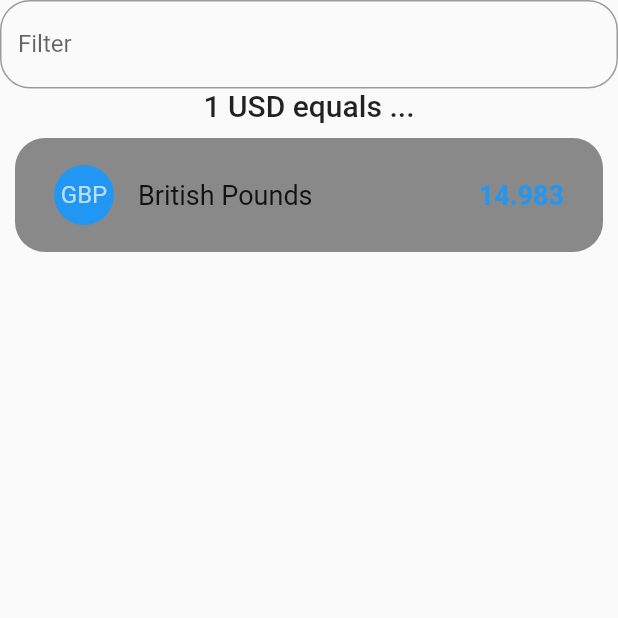
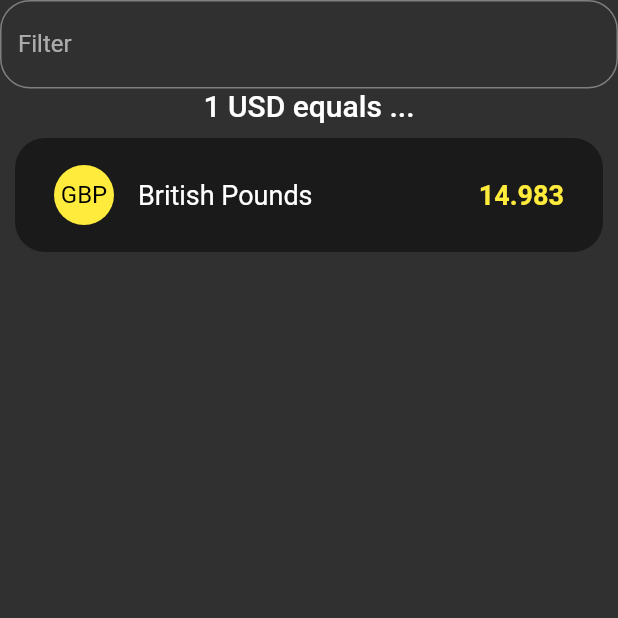
Before and after one commit to r100-stack/Flutter-Weekly-Series-5-Currency-Exchanger-App, a Flutter app: the screen it shows after launch, on a phone screen of 412 x 824 dp, the top half of it. Run offline on Flutter 3.47's test engine with Material 2 defaults, Android fonts, the phone set to English and light mode, and no system bars.

Commit message:
Added TODOs 14 and 15

```diff
--- a/lib/main.dart
+++ b/lib/main.dart
@@ -12,8 +12,8 @@ class MyApp extends StatelessWidget {
   @override
   Widget build(BuildContext context) {
     return MaterialApp(
-        title: 'Flutter Demo',
-        theme: ThemeData(
+      title: 'Flutter Demo',
+      theme: ThemeData(
           // This is the theme of your application.
           //
           // Try running your application with "flutter run". You'll see the
@@ -24,8 +24,11 @@ class MyApp extends StatelessWidget {
           // Notice that the counter didn't reset back to zero; the application
           // is not restarted.
           primarySwatch: Colors.blue,
-        ),
-        home: HomeScreen(),
-      );
+          // TODO (14): brightness = Brightness.dark
+          // TODO (15): accentColor = Colors.yellow
+          brightness: Brightness.dark,
+          accentColor: Colors.yellow),
+      home: HomeScreen(),
+    );
   }
 }
```
